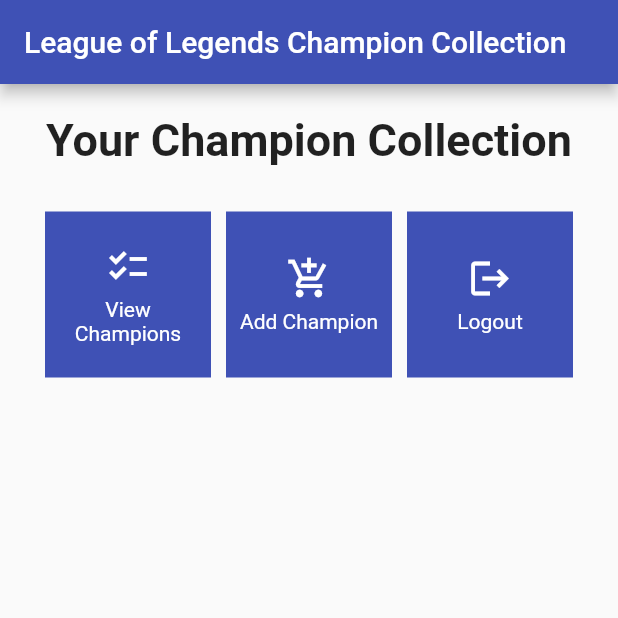
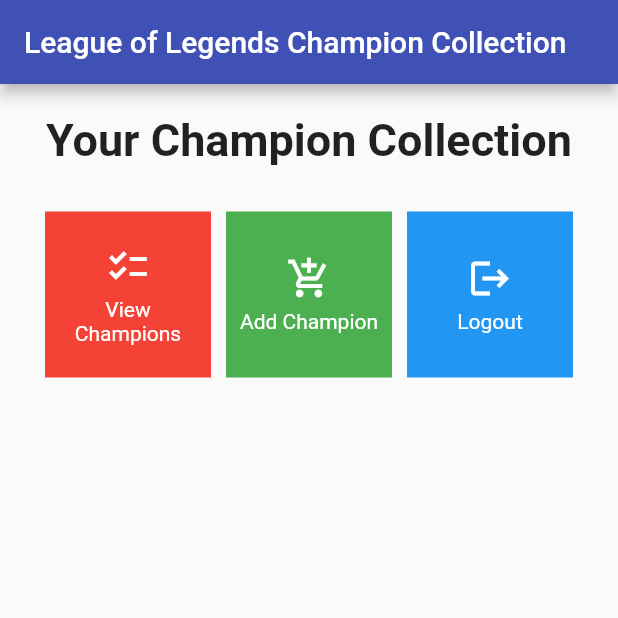
Before and after one commit to OmarK2804/Lol-Champion-Collection, a Flutter app: the screen it shows after launch, on a phone screen of 412 x 824 dp, the top half of it. Run offline on Flutter 3.47's test engine with Material 2 defaults, Android fonts, the phone set to English and light mode, and no system bars.

Commit message:
Add buttons color

```diff
--- a/lib/menu.dart
+++ b/lib/menu.dart
@@ -4,9 +4,9 @@
   MyHomePage({Key? key}) : super(key: key);
 
   final List<ShopItem> items = [
-    ShopItem("View Champions", Icons.checklist),
-    ShopItem("Add Champion", Icons.add_shopping_cart),
-    ShopItem("Logout", Icons.logout),
+    ShopItem("View Champions", Icons.checklist, Colors.red),
+    ShopItem("Add Champion", Icons.add_shopping_cart, Colors.green),
+    ShopItem("Logout", Icons.logout, Colors.blue),
   ];
 
   // This widget is the home page of your application. It is stateful, meaning
@@ -70,8 +70,9 @@
 class ShopItem {
   final String name;
   final IconData icon;
+  final Color color;
 
-  ShopItem(this.name, this.icon);
+  ShopItem(this.name, this.icon, this.color);
 }
 
 class ShopCard extends StatelessWidget {
@@ -82,7 +83,7 @@
   @override
   Widget build(BuildContext context) {
     return Material(
-      color: Colors.indigo,
+      color: item.color,
       child: InkWell(
         // Responsive touch area
         onTap: () {
```
